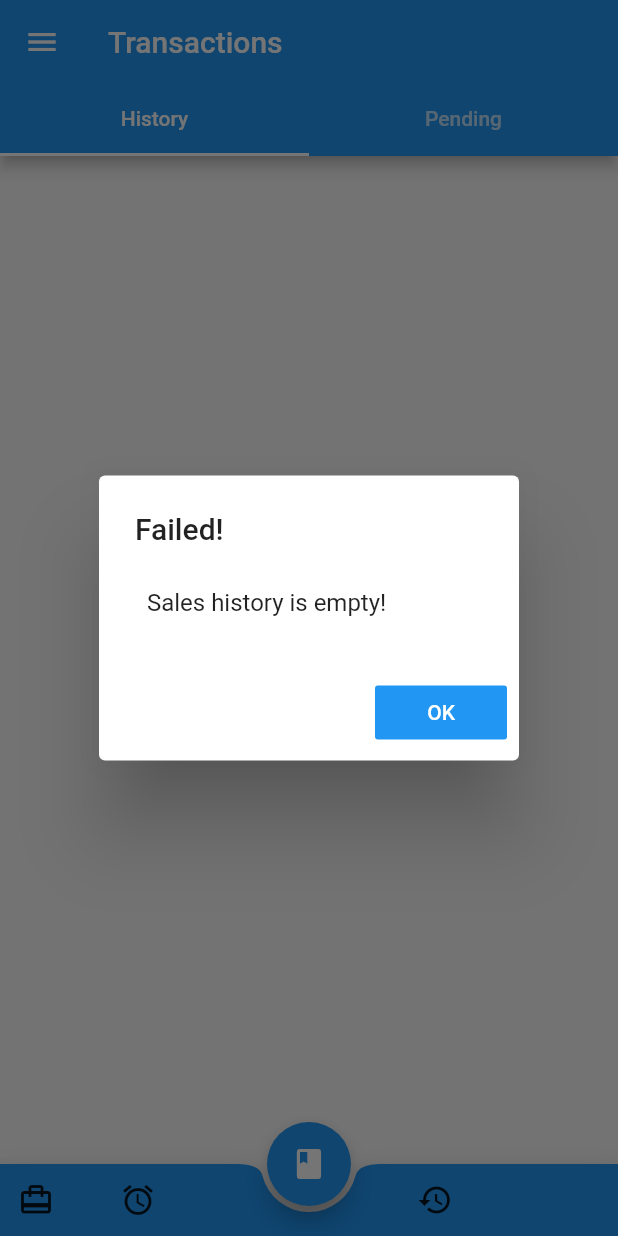
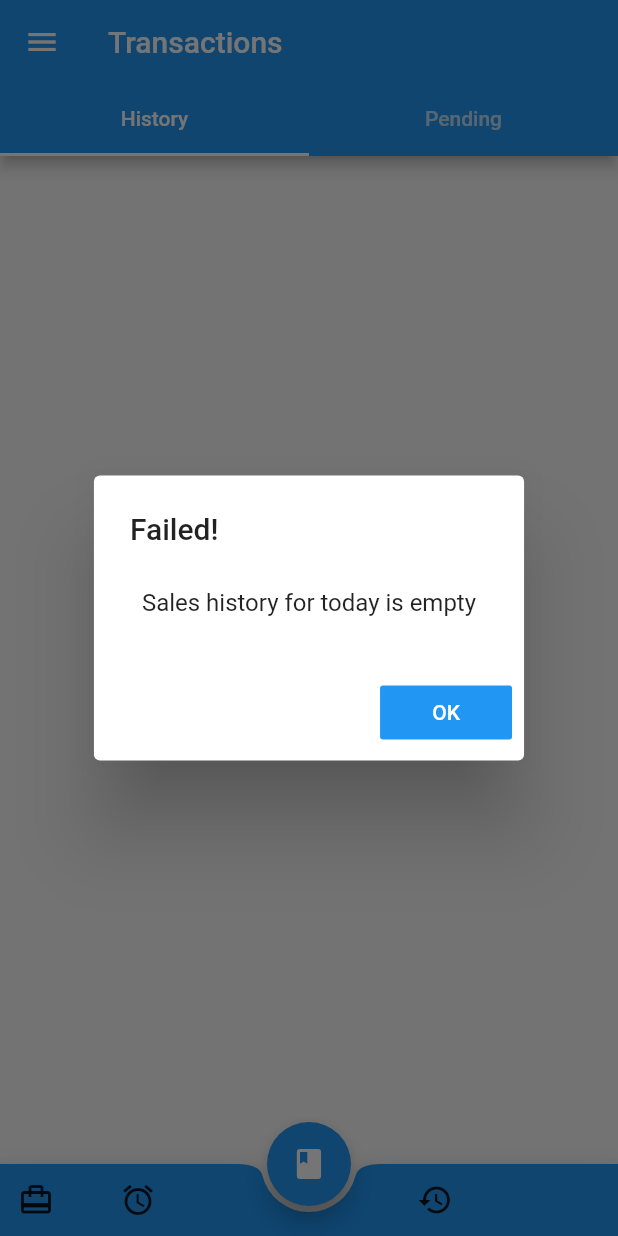
Before and after one commit to hemanta212/Flutter-Inventory-App, a Flutter app: the TransactionList screen opened by its route, after a tap on the "book" icon, on a phone screen of 412 x 824 dp. Run offline on Flutter 3.47's test engine with Material 2 defaults, Android fonts, the light colour scheme and no system bars; our stand-ins replace cloud_firestore, firebase_auth, flutter_spinkit, flutter_typeahead; accounts and stored records are empty.

Commit message:
Fixes item cache, rewords profit viewer error, relocates settings, removes verified tags
* Fix item cache refresh after saving settings.
* Fix the unhelpful empty message in transaction profit viewer.
* Removed the dead verify account button and *Unverifed text in side bar
* Moved the app settings at top

```diff
--- a/lib/app/transactions/transactionList.dart
+++ b/lib/app/transactions/transactionList.dart
@@ -192,7 +192,7 @@ class TransactionListState extends State<TransactionList> {
 
     if (salesTransactions.isEmpty) {
       WindowUtils.showAlertDialog(
-          context, "Failed!", "Sales history is empty!");
+          context, "Failed!", "Sales history for today is empty");
       return;
     }
 
--- a/lib/utils/scaffold.dart
+++ b/lib/utils/scaffold.dart
@@ -11,7 +11,7 @@ class CustomScaffold {
         child: ListView(padding: EdgeInsets.zero, children: <Widget>[
       UserAccountsDrawerHeader(
         accountName: Text(userData.email),
-        accountEmail: Text(userData.verified ? "" : "*Unverified"),
+        accountEmail: Text(''),
         currentAccountPicture: CircleAvatar(
           backgroundColor: Theme.of(context).platform == TargetPlatform.iOS
               ? Colors.blue
--- a/pubspec.yaml
+++ b/pubspec.yaml
@@ -11,7 +11,7 @@ description: A new Flutter project.
 # In iOS, build-name is used as CFBundleShortVersionString while build-number used as CFBundleVersion.
 # Read more about iOS versioning at
 # https://developer.apple.com/library/archive/documentation/General/Reference/InfoPlistKeyReference/Articles/CoreFoundationKeys.html
-version: 0.9.4+1
+version: 0.9.41+1
 
 environment:
   sdk: ">=2.1.0 <3.0.0"
```
Also changed, not shown: lib/app/settings.dart (+22 -37 lines), CHANGELOG.txt, 1 other file.
